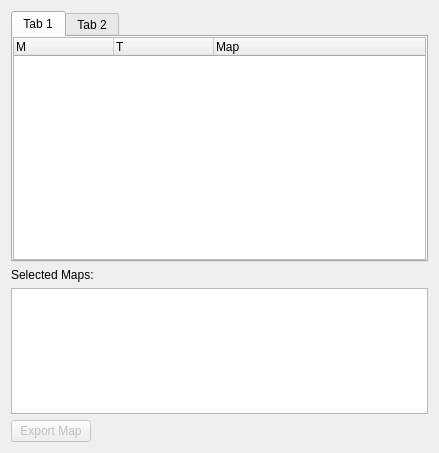
The window that src/IMapToolWidget.ui (ntruchsess/QLandkarteGT) describes before a commit, drawn with Qt 5.
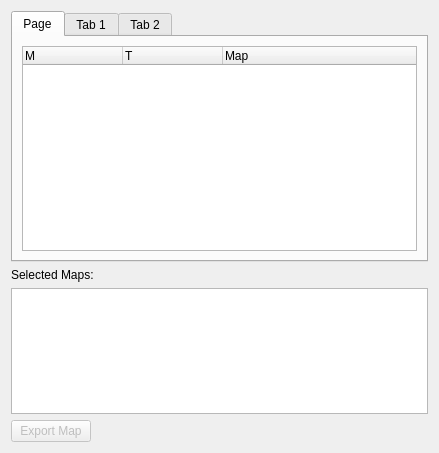
The same window after the commit.

```diff
--- a/src/IMapToolWidget.ui
+++ b/src/IMapToolWidget.ui
@@ -24,8 +24,52 @@
      <property name="currentIndex" >
       <number>0</number>
      </property>
-     <widget class="QWidget" name="tabRaster" >
-      <attribute name="title" >
+     <widget class="QWidget" name="tab">
+      <attribute name="title">
+       <string>Page</string>
+      </attribute>
+      <layout class="QVBoxLayout" name="verticalLayout_4">
+       <item>
+        <widget class="QTreeWidget" name="treeKnownMapsStream">
+         <property name="contextMenuPolicy">
+          <enum>Qt::CustomContextMenu</enum>
+         </property>
+         <property name="indentation">
+          <number>0</number>
+         </property>
+         <property name="rootIsDecorated">
+          <bool>false</bool>
+         </property>
+         <property name="itemsExpandable">
+          <bool>false</bool>
+         </property>
+         <property name="expandsOnDoubleClick">
+          <bool>false</bool>
+         </property>
+         <property name="columnCount">
+          <number>3</number>
+         </property>
+         <column>
+          <property name="text">
+           <string>M</string>
+          </property>
+         </column>
+         <column>
+          <property name="text">
+           <string>T</string>
+          </property>
+         </column>
+         <column>
+          <property name="text">
+           <string>Map</string>
+          </property>
+         </column>
+        </widget>
+       </item>
+      </layout>
+     </widget>
+     <widget class="QWidget" name="tabRaster">
+      <attribute name="title">
        <string>Tab 1</string>
       </attribute>
       <layout class="QVBoxLayout" name="verticalLayout" >
```
Left out of the diff: 101 changed lines with no effect on the pictures.
